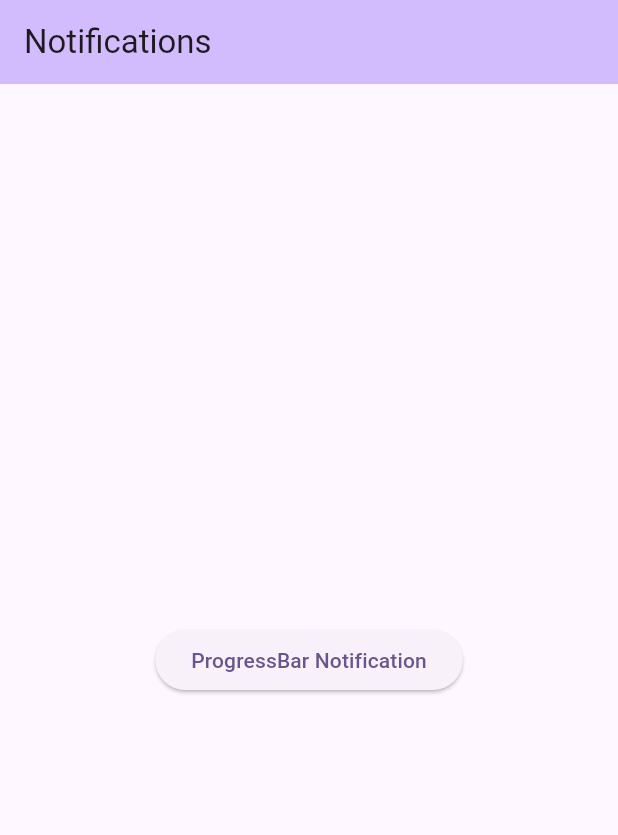
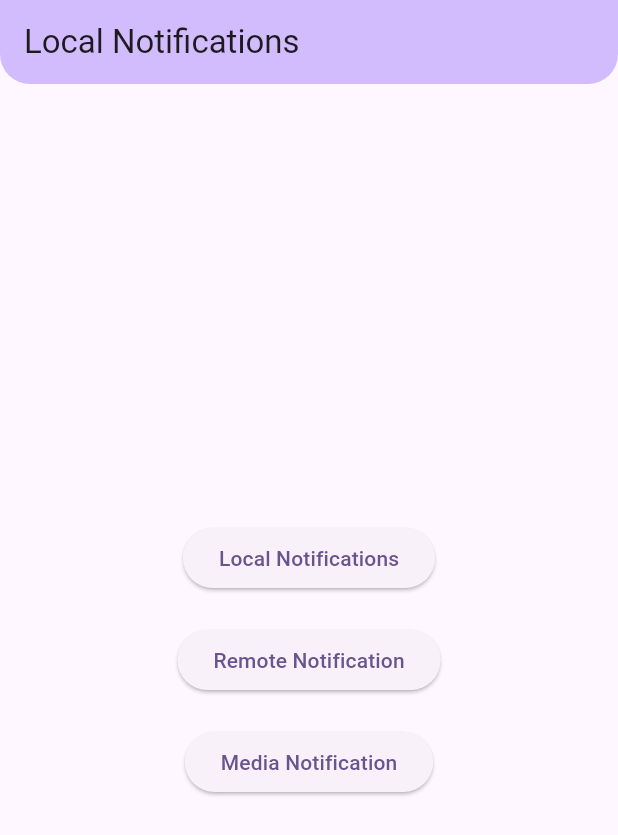
Before and after one commit to Umeralikhan403/Flutter_Notification_Series, a Flutter app: the screen it shows after launch, on a phone screen of 412 x 824 dp. Shown: the top 835 px of the screen. Run offline on Flutter 3.47's test engine with Material 2 defaults, Android fonts, the phone set to English and light mode, and no system bars; our stand-ins replace awesome_notifications, fluttertoast.

Commit message:
local Notifications done

```diff
--- a/lib/main.dart
+++ b/lib/main.dart
@@ -1,13 +1,10 @@
 import 'dart:async';
-
-import 'package:awesome_notifications/awesome_notifications.dart';
 import 'package:flutter/material.dart';
-import 'package:flutter_notifications/services/local_notifications.dart';
+import 'package:flutter_notifications/local_notifications_screen.dart';
 import 'package:flutter_notifications/services/notification_controller.dart';
 
 void main() async {
   WidgetsFlutterBinding.ensureInitialized();
-
   await NotificationController.initializeLocalNotification(debug: true);
   await NotificationController.initializeNotificationEventListeners();
   scheduleMicrotask(() async {
@@ -48,73 +45,46 @@ class MyHomePage extends StatefulWidget {
 
 class _MyHomePageState extends State<MyHomePage> {
   @override
-  void initState() {
-    AwesomeNotifications().isNotificationAllowed().then((isAllowed) {
-      if (!isAllowed) {
-        AwesomeNotifications().requestPermissionToSendNotifications();
-      }
-    });
-
-    NotificationController.initializeNotificationEventListeners();
-    super.initState();
-  }
-
   @override
   Widget build(BuildContext context) {
     return Scaffold(
       appBar: AppBar(
         backgroundColor: Theme.of(context).colorScheme.inversePrimary,
-        title: Text(widget.title),
+        shape: const CircularAppBarShape(),
+        title: const Text("Local Notifications"),
       ),
-      body: Center(
-          child: ElevatedButton(
-        onPressed: () =>
-            LocalNotification.showIndeterminateProgressNotification(19),
-        child: const Text('ProgressBar Notification'),
-      )),
-      // body: Center(
-      //   child: ElevatedButton(
-      //     onPressed: () => LocalNotification.createMessagingNotification(
-      //       channelKey: 'chats',
-      //       groupKey: 'Emma_group',
-      //       chatName: 'Emma Group',
-      //       userName: 'Emma',
-      //       message: 'Emma has sent a message',
-      //       largeIcon: 'asset://assets/profile_photo.jpg',
-      //     ),
-      //     child: const Text("Chat Notification"),
-      //   ),
-      // ),
-      // body: Center(
-      //   child: ElevatedButton(
-      //     onPressed: () =>
-      //         LocalNotification.createBasicNotificationWithPayload(),
-      //     child: const Text("Trigger Notification"),
-      //   ),
-      // ),
-      // body: Center(
-      //     child: ElevatedButton(
-      //   onPressed: () => LocalNotification.showNotificationWithActionButton(10),
-      //   child: const Text("Action Notifications"),
-      // )),
-      // body: Column(
-      //   mainAxisAlignment: MainAxisAlignment.center,
-      //   children: [
-      //     const ElevatedButton(
-      //       onPressed: LocalNotification.scheduleNotification,
-      //       child: Text("Schedule Notifications"),
-      //     ),
-      //     ElevatedButton(
-      //       onPressed: () => LocalNotification.cancelScheduleNotification(10),
-      //       child: const Text("Cancel Schedule Notifications"),
-      //     )
-      //   ],
-      // )
-      // Center(
-      //     child: ElevatedButton(
-      //   onPressed: triggerNotification,
-      //   child: const Text("Trigger Notifications"),
-      // )),
+      body: Column(
+        mainAxisAlignment: MainAxisAlignment.spaceAround,
+        children: [
+          Column(
+            children: [
+              Center(
+                  child: ElevatedButton(
+                onPressed: () {
+                  Navigator.push(
+                      context,
+                      MaterialPageRoute(
+                          builder: (context) =>
+                              const LocalNotificationsScreen()));
+                },
+                child: const Text('Local Notifications'),
+              )),
+              const SizedBox(height: 20),
+              Center(
+                  child: ElevatedButton(
+                onPressed: () {},
+                child: const Text('Remote Notification'),
+              )),
+              const SizedBox(height: 20),
+              Center(
+                  child: ElevatedButton(
+                onPressed: () {},
+                child: const Text('Media Notification'),
+              )),
+            ],
+          ),
+        ],
+      ),
     );
   }
 }
--- a/lib/services/notification_controller.dart
+++ b/lib/services/notification_controller.dart
@@ -144,7 +144,7 @@ class NotificationController extends ChangeNotifier {
   }
 
   //////// This method is call when a given cause the app launch
-  ///   Note the app  was terminated
+  ////////   Note the app  was terminated
   static Future<void> getInitialNotificationAction() async {
     ReceivedAction? receivedAction = await AwesomeNotifications()
         .getInitialNotificationAction(removeFromActionEvents: true);
```
Also changed, not shown: lib/local_notifications_screen.dart (added, +127 -0 lines), lib/services/local_notifications.dart (+89 -2 lines), 1 other file.
